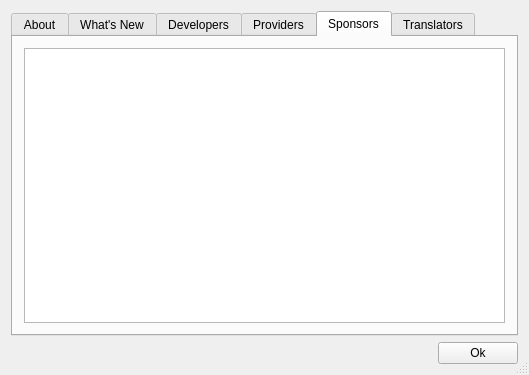
sourcepole/qgis, file qgis/src/ui/qgsabout.ui: the form before one commit.
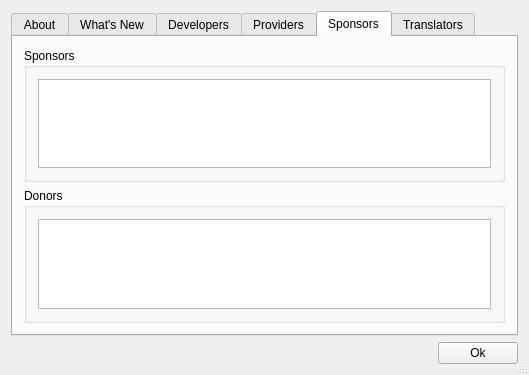
The form after the commit. The open tabs and pages were chosen to show the change. Icons and pictures are not drawn.

Commit message: Updated the about dialog to take care of DONORS file.

```diff
--- a/qgis/src/ui/qgsabout.ui
+++ b/qgis/src/ui/qgsabout.ui
@@ -198,9 +198,44 @@
       <attribute name="title" >
        <string>Sponsors</string>
       </attribute>
-      <layout class="QGridLayout" >
-       <item row="0" column="0" >
-        <widget class="QTextBrowser" name="txtSponsors" />
+      <layout class="QGridLayout">
+       <item row="0" column="0">
+        <widget class="QGroupBox" name="sponsorsBox">
+         <property name="title">
+          <string>Sponsors</string>
+         </property>
+         <layout class="QVBoxLayout" name="verticalLayout_2">
+          <item>
+           <widget class="QTextBrowser" name="txtSponsors">
+            <property name="openExternalLinks">
+             <bool>true</bool>
+            </property>
+            <property name="openLinks">
+             <bool>true</bool>
+            </property>
+           </widget>
+          </item>
+         </layout>
+        </widget>
+       </item>
+       <item row="1" column="0">
+        <widget class="QGroupBox" name="donorsBox">
+         <property name="title">
+          <string>Donors</string>
+         </property>
+         <layout class="QVBoxLayout" name="verticalLayout">
+          <item>
+           <widget class="QTextBrowser" name="txtDonors">
+            <property name="openExternalLinks">
+             <bool>true</bool>
+            </property>
+            <property name="openLinks">
+             <bool>true</bool>
+            </property>
+           </widget>
+          </item>
+         </layout>
+        </widget>
        </item>
       </layout>
      </widget>
@@ -251,7 +286,7 @@
    </item>
   </layout>
  </widget>
- <layoutdefault spacing="6" margin="11" />
+ <layoutdefault spacing="6" margin="11"/>
  <tabstops>
   <tabstop>tabWidget</tabstop>
   <tabstop>btnQgisUser</tabstop>
```
Left out of the diff: 181 changed lines with no effect on the pictures. The commit also changes 6 other files.
